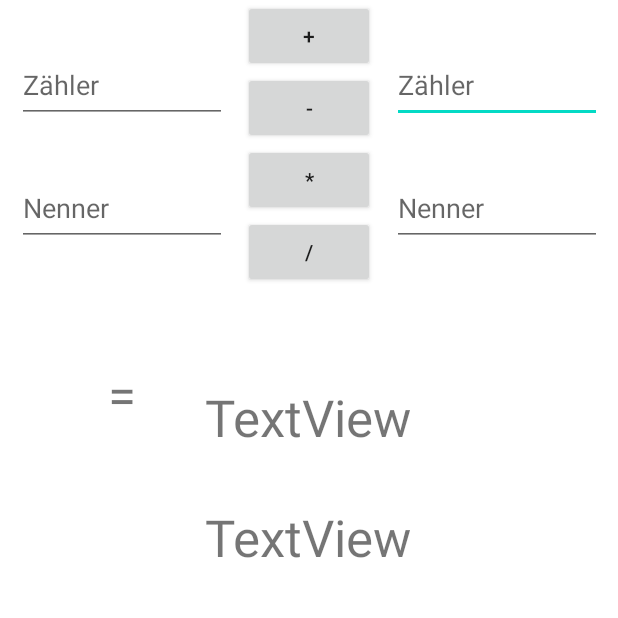
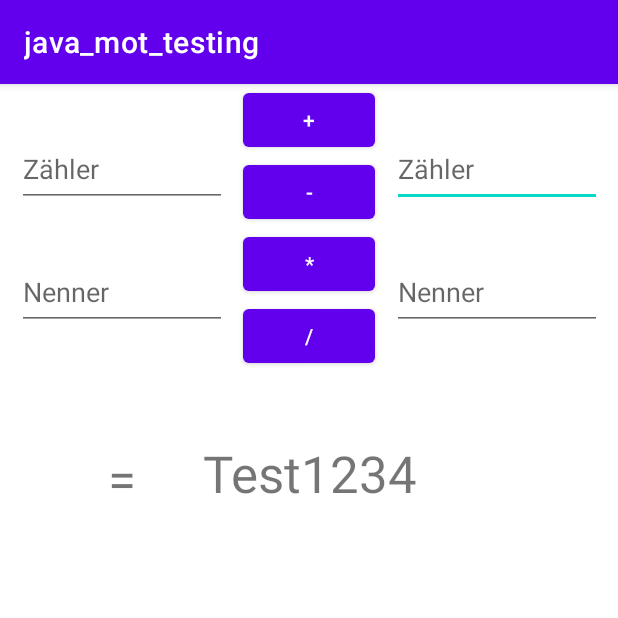
Before and after one commit to n0x-io/java_mot_testing, an Android app: the screen it shows after launch (FractionCalculator before the commit, MainActivity after it), on a phone screen of 412 x 824 dp, the top half of it. Run offline under Robolectric (Android 15) with nearby library versions, the phone set to English and light mode, and no system bars; our stand-ins replace data binding.

```diff
--- a/app/build.gradle
+++ b/app/build.gradle
@@ -26,6 +26,10 @@ android {
         sourceCompatibility JavaVersion.VERSION_1_8
         targetCompatibility JavaVersion.VERSION_1_8
     }
+
+    buildFeatures {
+        dataBinding true
+    }
 }
 
 dependencies {
@@ -36,4 +40,5 @@ dependencies {
     testImplementation 'junit:junit:4.+'
     androidTestImplementation 'androidx.test.ext:junit:1.1.2'
     androidTestImplementation 'androidx.test.espresso:espresso-core:3.3.0'
+
 }
--- a/app/src/main/AndroidManifest.xml
+++ b/app/src/main/AndroidManifest.xml
@@ -10,7 +10,7 @@
         android:supportsRtl="true"
         android:theme="@style/Theme.Java_mot_testing">
 
-        <activity android:name=".ex9.FractionCalculator"/>
+        <activity android:name=".FractionCalculator"/>
 
         <activity android:name=".MainActivity">
             <intent-filter>
--- /dev/null
+++ b/app/src/main/java/io/n0x/android/java_mot_testing/FractionCalculator.java
@@ -0,0 +1,59 @@
+package io.n0x.android.java_mot_testing;
+
+import android.os.Bundle;
+import android.util.Log;
+import android.widget.TextView;
+
+import androidx.appcompat.app.AppCompatActivity;
+
+public class FractionCalculator{
+
+    private static final String TAG = FractionCalculator.class.getName();
+
+    private int enumLeft;
+    private int denomLeft;
+    private int enumRight;
+    private int denomRight;
+    public int enumResult;
+    public int denomResult;
+
+
+    protected void doStuff() {
+          Log.d(TAG, "FractionCalculator started");
+    }
+
+    public int getEnumLeft() {
+        return enumLeft;
+    }
+
+    public void setEnumLeft(int enumLeft) {
+        this.enumLeft = enumLeft;
+    }
+
+    public int getDenomLeft() {
+        return denomLeft;
+    }
+
+    public void setDenomLeft(int denomLeft) {
+        this.denomLeft = denomLeft;
+    }
+
+    public int getEnumRight() {
+        return enumRight;
+    }
+
+    public void setEnumRight(int enumRight) {
+        this.enumRight = enumRight;
+    }
+
+    public int getDenomRight() {
+        return denomRight;
+    }
+
+    public void setDenomRight(int denomRight) {
+        this.denomRight = denomRight;
+    }
+
+    // GETTER AND SETTER
+
+}
--- a/app/src/main/java/io/n0x/android/java_mot_testing/MainActivity.java
+++ b/app/src/main/java/io/n0x/android/java_mot_testing/MainActivity.java
@@ -1,19 +1,54 @@
 package io.n0x.android.java_mot_testing;
-
-import android.app.Activity;
 
 import android.content.Intent;
 import android.os.Bundle;
+import android.util.Log;
+import android.view.View;
+import android.widget.TextView;
 
-import io.n0x.android.java_mot_testing.ex9.FractionCalculator;
+import androidx.appcompat.app.AppCompatActivity;
+import androidx.databinding.BindingAdapter;
 
-public class MainActivity extends Activity {
+public class MainActivity extends AppCompatActivity implements View.OnClickListener {
+
+    private static final String TAG = MainActivity.class.getName();
+
+
+
+    FractionCalculator calc = new FractionCalculator();
 
     @Override
     protected void onCreate(Bundle savedInstanceState) {
         super.onCreate(savedInstanceState);
+        setContentView(R.layout.ex9_data_binding);
+        Log.d(TAG, "MainActivity started");
 
-        Intent intent = new Intent(this, FractionCalculator.class);
-        startActivity(intent);
+
+         // Button Listeners
+        findViewById(R.id.button_add).setOnClickListener(this);
+
+        calc.doStuff();
+    }
+
+    @Override
+    public void onClick(View v) {
+        if (v.getId() == R.id.button_add) {
+
+            TextView textView = findViewById(R.id.txt_enum_result);
+            textView.setText("10");
+
+            calc.enumResult = 5;
+            calc.denomResult = 6;
+
+            //calc.setDenomLeft(10);
+/*
+            enumLeft = 1;
+            denomLeft = 2;
+            enumRight = 3;
+            denomRight = 4;
+
+
+ //*/
+        }
     }
 }
--- a/app/src/main/java/io/n0x/android/java_mot_testing/ex9/FractionCalculator.java
+++ /dev/null
@@ -1,54 +0,0 @@
-package io.n0x.android.java_mot_testing.ex9;
-
-import android.app.Activity;
-import android.os.Bundle;
-import android.util.Log;
-import android.view.View;
-import android.widget.TextView;
-
-import io.n0x.android.java_mot_testing.R;
-
-public class FractionCalculator extends Activity{
-
-    private static final String TAG = FractionCalculator.class.getName();
-
-    private TextView txt_enum_left;
-    private TextView txt_denom_left;
-    private TextView txt_enum_right;
-    private TextView txt_denom_right;
-    private TextView txt_enum_result;
-    private TextView txt_denom_result;
-
-    @Override
-    protected void onCreate(Bundle savedInstanceState) {
-        super.onCreate(savedInstanceState);
-        setContentView(R.layout.ex9_data_binding);
-        Log.d(TAG, "FractionCalculator started");
-
-        /*
-        txt_enum_left = (TextView) findViewById(R.id.txt_enum_left);
-        txt_denom_left = (TextView) findViewById(R.id.txt_denom_left);
-        txt_enum_right = (TextView) findViewById(R.id.txt_enum_right);
-        txt_denom_right = (TextView) findViewById(R.id.txt_denom_right);
-        txt_enum_result = (TextView) findViewById(R.id.txt_enum_result);
-        txt_denom_result = (TextView) findViewById(R.id.txt_denom_result);
-
-        // Set all fields to 0
-        txt_enum_left.setText("0");
-        txt_denom_left.setText("0");
-        txt_enum_right.setText("0");
-        txt_denom_right.setText("0");
-        txt_enum_result.setText("0");
-        txt_denom_result.setText("0");
-        //*/
-
-    }
-
-    @Override
-    protected void onStart() {
-        super.onStart();
-
-
-
-    }
-}
--- a/app/src/main/res/layout/ex9_data_binding.xml
+++ b/app/src/main/res/layout/ex9_data_binding.xml
@@ -1,7 +1,14 @@
 <?xml version="1.0" encoding="utf-8"?>
+<layout xmlns:tools="http://schemas.android.com/tools"
+    xmlns:app="http://schemas.android.com/apk/res-auto">
+
+    <data>
+        <variable
+            name="calc"
+            type="io.n0x.android.java_mot_testing.FractionCalculator" />
+    </data>
+
     <androidx.constraintlayout.widget.ConstraintLayout xmlns:android="http://schemas.android.com/apk/res/android"
-    xmlns:app="http://schemas.android.com/apk/res-auto"
-    xmlns:tools="http://schemas.android.com/tools"
         android:layout_width="match_parent"
         android:layout_height="match_parent">
 
@@ -55,14 +62,12 @@
             app:layout_constraintTop_toBottomOf="@+id/button_div" />
 
         <TextView
+            android:text="@{calc.denomResult}"
             android:id="@+id/txt_denom_result"
             android:layout_width="wrap_content"
             android:layout_height="wrap_content"
             android:layout_marginTop="3dp"
             android:layout_marginBottom="412dp"
-        android:inputType="numberSigned"
-        android:numeric="integer"
-        android:text="TextView"
             android:textAlignment="center"
             android:textSize="34sp"
             app:layout_constraintBottom_toBottomOf="parent"
@@ -72,12 +77,11 @@
             app:layout_constraintTop_toBottomOf="@+id/txt_enum_result" />
 
         <TextView
+            android:text="Test1234"
             android:id="@+id/txt_enum_result"
             android:layout_width="wrap_content"
             android:layout_height="wrap_content"
             android:layout_marginTop="32dp"
-        android:numeric="integer"
-        android:text="TextView"
             android:textAlignment="center"
             android:textSize="34sp"
             app:layout_constraintBottom_toTopOf="@+id/txt_denom_result"
@@ -87,6 +91,7 @@
             app:layout_constraintTop_toBottomOf="@+id/button_div" />
 
         <EditText
+            android:text="@{calc.enumRight}"
             android:id="@+id/enumRight"
             android:layout_width="140dp"
             android:layout_height="50dp"
@@ -99,7 +104,8 @@
             app:layout_constraintTop_toTopOf="parent" />
 
         <EditText
-        android:id="@+id/enumRight2"
+            android:text="@{calc.enumLeft}"
+            android:id="@+id/enumLeft"
             android:layout_width="140dp"
             android:layout_height="50dp"
             android:layout_marginTop="32dp"
@@ -111,6 +117,7 @@
             app:layout_constraintTop_toTopOf="parent" />
 
         <EditText
+            android:text="@{calc.denomLeft}"
             android:id="@+id/denomLeft"
             android:layout_width="140dp"
             android:layout_height="50dp"
@@ -120,9 +127,10 @@
             android:inputType="number"
             app:layout_constraintEnd_toStartOf="@+id/button_mult"
             app:layout_constraintStart_toStartOf="parent"
-        app:layout_constraintTop_toBottomOf="@+id/enumRight2" />
+            app:layout_constraintTop_toBottomOf="@+id/enumLeft" />
 
         <EditText
+            android:text="@{calc.denomRight}"
             android:id="@+id/denomRight"
             android:layout_width="140dp"
             android:layout_height="50dp"
@@ -135,3 +143,4 @@
             app:layout_constraintTop_toBottomOf="@+id/enumRight" />
 
     </androidx.constraintlayout.widget.ConstraintLayout>
+</layout>
```
Lines whose indentation alone changed are shown as unchanged.
